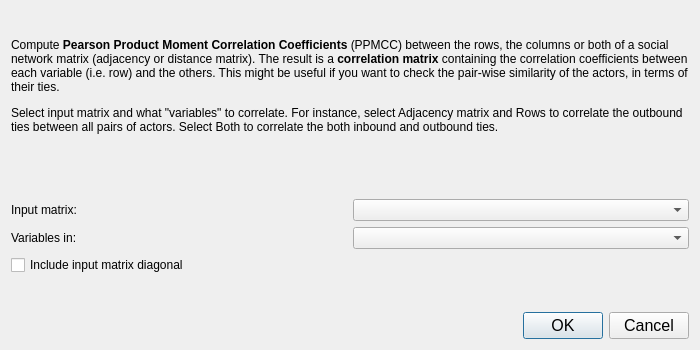
Old version of the form src/forms/dialogsimilaritypearson.ui in the repository socnetv/app.
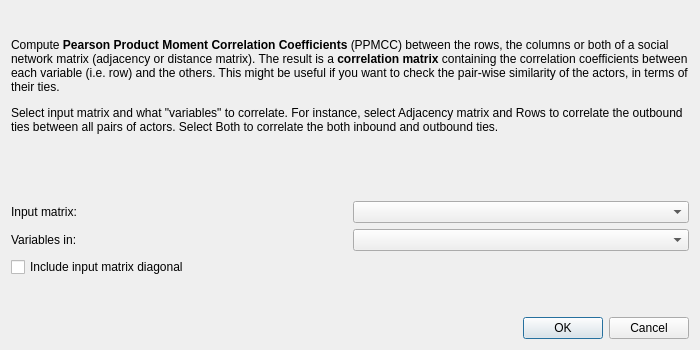
New version of the form.

Commit message: fixed (reset) font family and font-sizes in all dialogs (once again...)

```diff
--- a/src/forms/dialogsimilaritypearson.ui
+++ b/src/forms/dialogsimilaritypearson.ui
@@ -144,11 +144,6 @@
    </item>
    <item row="6" column="0">
     <widget class="QDialogButtonBox" name="buttonBox">
-     <property name="font">
-      <font>
-       <pointsize>12</pointsize>
-      </font>
-     </property>
      <property name="orientation">
       <enum>Qt::Horizontal</enum>
      </property>
```
The commit also changes 14 other files.
